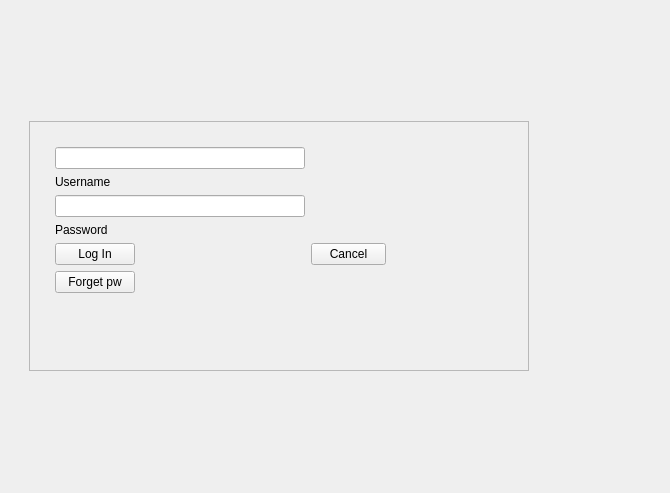
Old version of the form loginwindow.ui in the repository EduPonz/SmartTrashCan_B376.
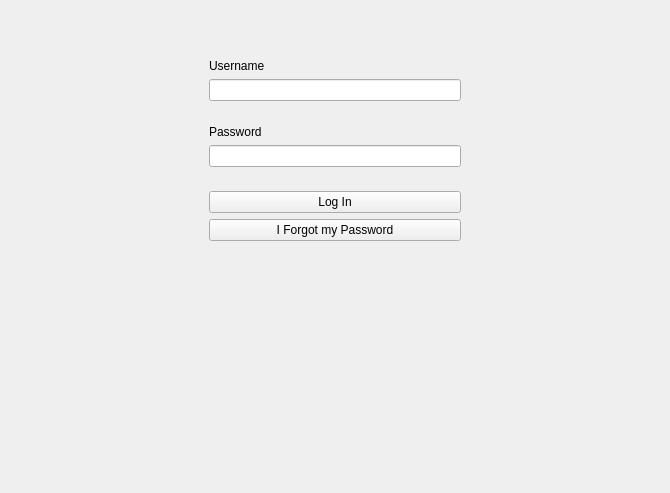
New version of the form.

```diff
--- a/loginwindow.ui
+++ b/loginwindow.ui
@@ -13,76 +13,52 @@
   <property name="windowTitle">
    <string>Form</string>
   </property>
-  <layout class="QGridLayout" name="gridLayout_2">
-   <item row="0" column="0">
-    <widget class="QWidget" name="widget" native="true">
-     <layout class="QGridLayout" name="gridLayout">
-      <item row="0" column="0">
-       <widget class="QWidget" name="logInWidget" native="true">
-        <property name="enabled">
-         <bool>true</bool>
-        </property>
-        <layout class="QVBoxLayout" name="verticalLayout_2">
-         <item>
-          <widget class="QFrame" name="logInFrame">
-           <property name="enabled">
-            <bool>true</bool>
-           </property>
-           <property name="maximumSize">
-            <size>
-             <width>500</width>
-             <height>250</height>
-            </size>
-           </property>
-           <property name="statusTip">
-            <string/>
-           </property>
-           <property name="layoutDirection">
-            <enum>Qt::LeftToRight</enum>
-           </property>
-           <property name="frameShape">
-            <enum>QFrame::StyledPanel</enum>
-           </property>
-           <property name="frameShadow">
-            <enum>QFrame::Raised</enum>
-           </property>
-           <layout class="QFormLayout" name="formLayout">
+  <layout class="QVBoxLayout" name="verticalLayout_4" stretch="1,1,10">
             <property name="leftMargin">
-             <number>25</number>
+    <number>200</number>
             </property>
             <property name="topMargin">
-             <number>25</number>
+    <number>50</number>
             </property>
             <property name="rightMargin">
-             <number>25</number>
+    <number>200</number>
             </property>
             <property name="bottomMargin">
-             <number>25</number>
-            </property>
-            <item row="0" column="0">
-             <widget class="QLineEdit" name="userNameLineEdit">
-              <property name="minimumSize">
-               <size>
-                <width>250</width>
-                <height>0</height>
-               </size>
-              </property>
-              <property name="text">
-               <string/>
-              </property>
-              <property name="echoMode">
-               <enum>QLineEdit::Normal</enum>
-              </property>
-             </widget>
-            </item>
-            <item row="2" column="0">
+    <number>50</number>
+   </property>
+   <item>
+    <widget class="QWidget" name="widget" native="true">
+     <layout class="QVBoxLayout" name="verticalLayout">
+      <item>
              <widget class="QLabel" name="usernameLabel">
               <property name="text">
                <string>Username</string>
               </property>
              </widget>
             </item>
-            <item row="8" column="0">
+      <item>
+       <widget class="QLineEdit" name="userNameLineEdit">
+        <property name="minimumSize">
+         <size>
+          <width>250</width>
+          <height>0</height>
+         </size>
+        </property>
+        <property name="text">
+         <string/>
+        </property>
+        <property name="echoMode">
+         <enum>QLineEdit::Normal</enum>
+        </property>
+       </widget>
+      </item>
+     </layout>
+    </widget>
+   </item>
+   <item>
+    <widget class="QWidget" name="widget_2" native="true">
+     <layout class="QVBoxLayout" name="verticalLayout_3">
+      <item>
              <widget class="QLabel" name="passwordLabel">
               <property name="enabled">
                <bool>true</bool>
@@ -98,30 +74,7 @@
               </property>
              </widget>
             </item>
-            <item row="10" column="0">
-             <widget class="QPushButton" name="loginButton">
-              <property name="text">
-               <string>Log In</string>
-              </property>
-             </widget>
-            </item>
-            <item row="10" column="1">
-             <widget class="QPushButton" name="loginCancelButton">
-              <property name="enabled">
-               <bool>true</bool>
-              </property>
-              <property name="maximumSize">
-               <size>
-                <width>75</width>
-                <height>25</height>
-               </size>
-              </property>
-              <property name="text">
-               <string>Cancel</string>
-              </property>
-             </widget>
-            </item>
-            <item row="7" column="0">
+      <item>
              <widget class="QLineEdit" name="passWordLineEdit">
               <property name="minimumSize">
                <size>
@@ -137,24 +90,34 @@
               </property>
              </widget>
             </item>
-            <item row="11" column="0">
+     </layout>
+    </widget>
+   </item>
+   <item>
+    <widget class="QWidget" name="logInWidget" native="true">
+     <property name="enabled">
+      <bool>true</bool>
+     </property>
+     <layout class="QVBoxLayout" name="verticalLayout_2" stretch="0,0,0">
+      <item>
+       <widget class="QPushButton" name="loginButton">
+        <property name="text">
+         <string>Log In</string>
+        </property>
+       </widget>
+      </item>
+      <item>
              <widget class="QPushButton" name="pushButton">
               <property name="text">
-               <string>Forget pw</string>
+         <string>I Forgot my Password</string>
               </property>
              </widget>
             </item>
-            <item row="11" column="1">
+      <item>
              <widget class="QLabel" name="outPutLabel">
               <property name="text">
                <string/>
               </property>
-             </widget>
-            </item>
-           </layout>
-          </widget>
-         </item>
-        </layout>
        </widget>
       </item>
      </layout>
```
Lines whose indentation alone changed are shown as unchanged.
